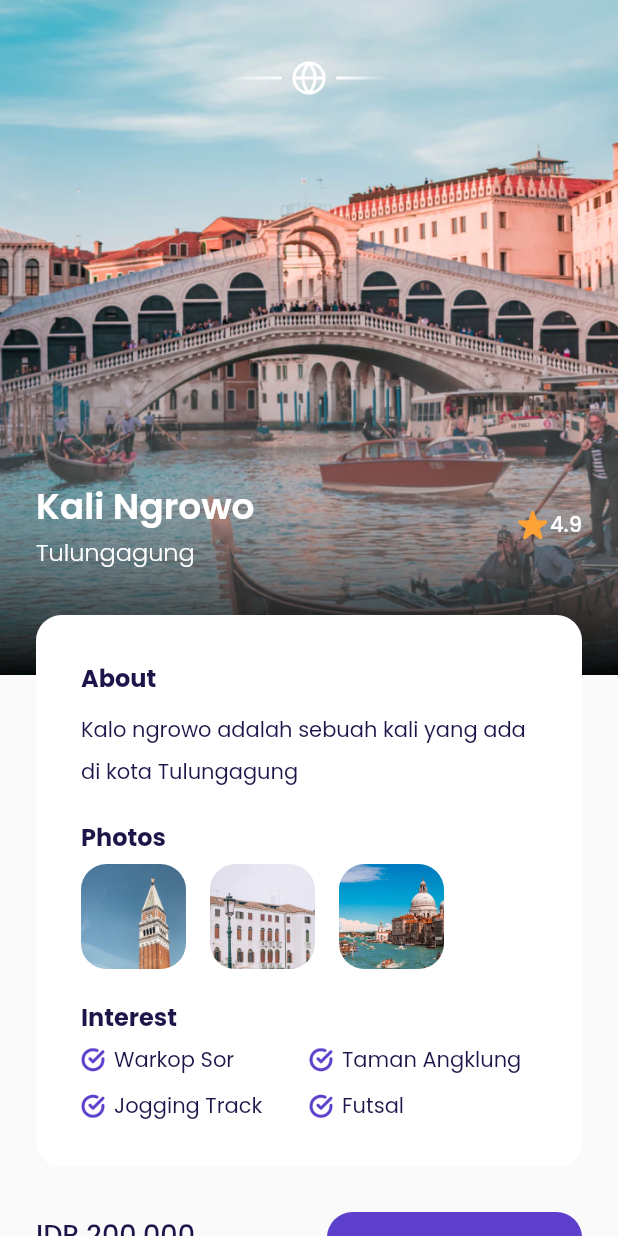
After one commit to Azizalfauzi/airplane_app, a Flutter app: the DetailPage screen opened by its route, on a phone screen of 412 x 824 dp. The commit adds this screen. Run offline on Flutter 3.47's test engine with Material 2 defaults, Android fonts, the phone set to English and light mode, and no system bars; our stand-ins replace google_fonts.

Commit message:
layouting detail,adding card and much more

```diff
--- a/lib/main.dart
+++ b/lib/main.dart
@@ -18,6 +18,7 @@ class MyApp extends StatelessWidget {
         '/signup-page': (context) => SignUpPage(),
         '/bonus-page': (context) => BonusPage(),
         '/main-page': (context) => MainPage(),
+        '/detail-page': (context) => DetailPage(),
       },
     );
   }
--- /dev/null
+++ b/lib/ui/pages/detail_page.dart
@@ -0,0 +1,263 @@
+part of 'pages.dart';
+
+class DetailPage extends StatelessWidget {
+  const DetailPage({Key? key}) : super(key: key);
+
+  @override
+  Widget build(BuildContext context) {
+    Widget backgroundImage() {
+      return Container(
+        width: double.infinity,
+        height: 450,
+        decoration: BoxDecoration(
+          image: DecorationImage(
+            image: AssetImage('assets/image_destination1.png'),
+            fit: BoxFit.cover,
+          ),
+        ),
+      );
+    }
+
+    Widget customShadow() {
+      return Container(
+        height: 214,
+        margin: EdgeInsets.only(top: 236),
+        width: double.infinity,
+        decoration: BoxDecoration(
+          gradient: LinearGradient(
+            begin: Alignment.topCenter,
+            end: Alignment.bottomCenter,
+            colors: [
+              kWhiteColor.withOpacity(0),
+              Colors.black.withOpacity(0.95),
+            ],
+          ),
+        ),
+      );
+    }
+
+    Widget content() {
+      return Container(
+        width: double.infinity,
+        margin: EdgeInsets.symmetric(horizontal: defaultMargin),
+        child: Column(
+          children: [
+            //NOTE:Emblem
+            Container(
+              width: 108,
+              height: 24,
+              margin: EdgeInsets.only(top: 40),
+              decoration: BoxDecoration(
+                image: DecorationImage(
+                  image: AssetImage('assets/icon_emblem.png'),
+                ),
+              ),
+            ),
+
+            ///NOTE:Title
+            Container(
+              margin: EdgeInsets.only(
+                top: 256,
+              ),
+              child: Row(
+                children: [
+                  Expanded(
+                    child: Column(
+                      crossAxisAlignment: CrossAxisAlignment.start,
+                      children: [
+                        Text(
+                          'Kali Ngrowo',
+                          style: whiteTextStyle.copyWith(
+                            fontSize: 24,
+                            fontWeight: semiBold,
+                          ),
+                          overflow: TextOverflow.ellipsis,
+                        ),
+                        Text(
+                          'Tulungagung',
+                          style: whiteTextStyle.copyWith(
+                            fontSize: 16,
+                            fontWeight: light,
+                          ),
+                        ),
+                      ],
+                    ),
+                  ),
+                  Row(
+                    mainAxisAlignment: MainAxisAlignment.center,
+                    crossAxisAlignment: CrossAxisAlignment.center,
+                    children: [
+                      Container(
+                        height: 20,
+                        width: 20,
+                        margin: EdgeInsets.only(right: 2),
+                        decoration: BoxDecoration(
+                          image: DecorationImage(
+                            image: AssetImage('assets/icon_star.png'),
+                          ),
+                        ),
+                      ),
+                      Text(
+                        "4.9",
+                        style: whiteTextStyle.copyWith(fontWeight: medium),
+                      ),
+                    ],
+                  ),
+                ],
+              ),
+            ),
+
+            ////NOTE :Description
+            Container(
+              width: double.infinity,
+              margin: EdgeInsets.only(top: 30),
+              padding: EdgeInsets.symmetric(
+                horizontal: 30,
+                vertical: 30,
+              ),
+              decoration: BoxDecoration(
+                color: kWhiteColor,
+                borderRadius: BorderRadius.circular(defaultRadius),
+              ),
+              child: Column(
+                crossAxisAlignment: CrossAxisAlignment.start,
+                children: [
+                  ///NOTE:ABOUT
+                  Text(
+                    'About',
+                    style: blackTextStyle.copyWith(
+                      fontSize: 16,
+                      fontWeight: bold,
+                    ),
+                  ),
+                  SizedBox(
+                    height: 6,
+                  ),
+                  Text(
+                    'Kalo ngrowo adalah sebuah kali yang ada di kota Tulungagung',
+                    style: blackTextStyle.copyWith(
+                      height: 2,
+                    ),
+                  ),
+                  SizedBox(
+                    height: 20,
+                  ),
+
+                  ///NOTE PHOTO
+                  Text(
+                    'Photos',
+                    style: blackTextStyle.copyWith(
+                      fontSize: 16,
+                      fontWeight: bold,
+                    ),
+                  ),
+                  SizedBox(
+                    height: 6,
+                  ),
+                  Row(
+                    children: [
+                      PhotoItems(imgUrl: "assets/image_photo1.png"),
+                      PhotoItems(imgUrl: "assets/image_photo2.png"),
+                      PhotoItems(imgUrl: "assets/image_photo3.png"),
+                    ],
+                  ),
+
+                  ///NOTE INTEREST
+                  SizedBox(
+                    height: 20,
+                  ),
+                  Text(
+                    'Interest',
+                    style: blackTextStyle.copyWith(
+                      fontSize: 16,
+                      fontWeight: bold,
+                    ),
+                  ),
+                  SizedBox(
+                    height: 6,
+                  ),
+                  Row(
+                    children: [
+                      InterestRows(
+                        textInterest: 'Warkop Sor',
+                      ),
+                      InterestRows(
+                        textInterest: 'Taman Angklung',
+                      ),
+                    ],
+                  ),
+                  SizedBox(
+                    height: 10,
+                  ),
+                  Row(
+                    children: [
+                      InterestRows(
+                        textInterest: 'Jogging Track',
+                      ),
+                      InterestRows(
+                        textInterest: 'Futsal',
+                      ),
+                    ],
+                  ),
+                ],
+              ),
+            ),
+            //NOTE PRICE AND BOOK
+            Container(
+              width: double.infinity,
+              margin: EdgeInsets.symmetric(vertical: 30),
+              child: Row(
+                children: [
+                  ///NOTE PRICE
+                  Expanded(
+                    child: Column(
+                      crossAxisAlignment: CrossAxisAlignment.start,
+                      children: [
+                        Text(
+                          'IDR 200.000',
+                          style: blackTextStyle.copyWith(
+                            fontSize: 18,
+                            fontWeight: medium,
+                          ),
+                        ),
+                        SizedBox(
+                          height: 5,
+                        ),
+                        Text(
+                          'Per orang',
+                          style: greyTextStyle.copyWith(
+                            fontWeight: light,
+                          ),
+                        ),
+                      ],
+                    ),
+                  ),
+
+                  ///NOTE BUTTON
+                  CustomButton(
+                    title: 'Book Now',
+                    onPressed: () {},
+                    width: 170,
+                  ),
+                ],
+              ),
+            )
+          ],
+        ),
+      );
+    }
+
+    return Scaffold(
+      backgroundColor: kBackgroundColor,
+      body: SingleChildScrollView(
+        child: Stack(
+          children: [
+            backgroundImage(),
+            customShadow(),
+            content(),
+          ],
+        ),
+      ),
+    );
+  }
+}
--- a/lib/ui/pages/pages.dart
+++ b/lib/ui/pages/pages.dart
@@ -9,3 +9,4 @@ part 'signup_page.dart';
 part 'bonus_page.dart';
 part 'main_page.dart';
 part 'home_page.dart';
+part 'detail_page.dart';
--- a/lib/ui/widget/destination_card.dart
+++ b/lib/ui/widget/destination_card.dart
@@ -15,7 +15,11 @@ class DestinationCard extends StatelessWidget {
 
   @override
   Widget build(BuildContext context) {
-    return Container(
+    return GestureDetector(
+      onTap: () {
+        Navigator.pushNamed(context, '/detail-page');
+      },
+      child: Container(
         width: 200,
         height: 323,
         padding: EdgeInsets.all(10),
@@ -97,6 +101,7 @@ class DestinationCard extends StatelessWidget {
             ),
           ],
         ),
+      ),
     );
   }
 }
--- a/lib/ui/widget/destination_tile.dart
+++ b/lib/ui/widget/destination_tile.dart
@@ -15,7 +15,11 @@ class DestinationTile extends StatelessWidget {
 
   @override
   Widget build(BuildContext context) {
-    return Container(
+    return GestureDetector(
+      onTap: () {
+        Navigator.pushNamed(context, '/detail-page');
+      },
+      child: Container(
         margin: EdgeInsets.only(top: 16),
         padding: EdgeInsets.all(10),
         decoration: BoxDecoration(
@@ -42,8 +46,8 @@ class DestinationTile extends StatelessWidget {
                 children: [
                   Text(
                     title,
-                  style:
-                      blackTextStyle.copyWith(fontWeight: medium, fontSize: 18),
+                    style: blackTextStyle.copyWith(
+                        fontWeight: medium, fontSize: 18),
                     overflow: TextOverflow.ellipsis,
                   ),
                   SizedBox(height: 5),
@@ -76,6 +80,7 @@ class DestinationTile extends StatelessWidget {
             ),
           ],
         ),
+      ),
     );
   }
 }
--- /dev/null
+++ b/lib/ui/widget/interest_row.dart
@@ -0,0 +1,30 @@
+part of 'widget.dart';
+
+class InterestRows extends StatelessWidget {
+  final String textInterest;
+  const InterestRows({Key? key, required this.textInterest}) : super(key: key);
+
+  @override
+  Widget build(BuildContext context) {
+    return Expanded(
+      child: Row(
+        children: [
+          Container(
+            width: 16,
+            height: 16,
+            margin: EdgeInsets.only(right: 6),
+            decoration: BoxDecoration(
+              image: DecorationImage(
+                  image: AssetImage('assets/icon_check.png'),
+                  fit: BoxFit.cover),
+            ),
+          ),
+          Text(
+            textInterest,
+            style: blackTextStyle,
+          )
+        ],
+      ),
+    );
+  }
+}
--- /dev/null
+++ b/lib/ui/widget/photo_items.dart
@@ -0,0 +1,19 @@
+part of 'widget.dart';
+
+class PhotoItems extends StatelessWidget {
+  final String imgUrl;
+  const PhotoItems({Key? key, required this.imgUrl}) : super(key: key);
+
+  @override
+  Widget build(BuildContext context) {
+    return Container(
+      height: 70,
+      width: 70,
+      margin: EdgeInsets.only(right: 16),
+      decoration: BoxDecoration(
+        image: DecorationImage(image: AssetImage(imgUrl), fit: BoxFit.cover),
+        borderRadius: BorderRadius.circular(defaultRadius),
+      ),
+    );
+  }
+}
--- a/lib/ui/widget/widget.dart
+++ b/lib/ui/widget/widget.dart
@@ -6,3 +6,5 @@ part 'custom_button.dart';
 part 'custom_text_form_field.dart';
 part 'destination_card.dart';
 part 'destination_tile.dart';
+part 'photo_items.dart';
+part 'interest_row.dart';
```
Lines whose indentation alone changed are shown as unchanged.
